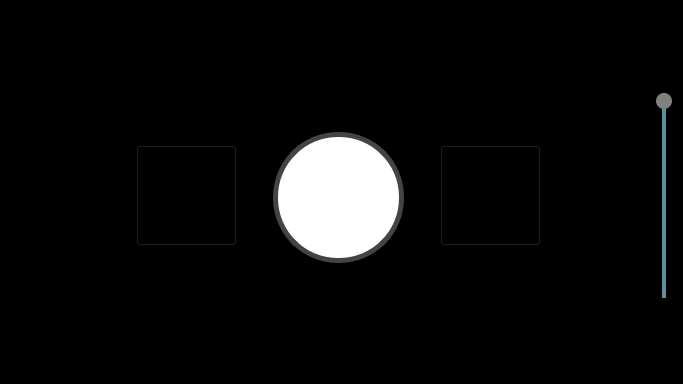
Qt form ViewLayer/SongPlayerUi.ui (UCSolarCarTeam/Epsilon-Onboard-Media-Control) before a commit.
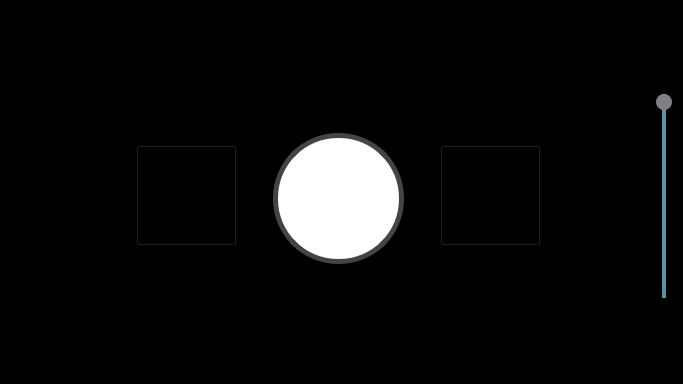
The same form after that commit. Icons and pictures are not drawn.

Commit message: Fixed title lable shiffting

Patch:
```diff
--- a/ViewLayer/SongPlayerUi.ui
+++ b/ViewLayer/SongPlayerUi.ui
@@ -98,6 +98,18 @@
    </item>
    <item row="2" column="6" alignment="Qt::AlignHCenter">
     <widget class="QLabel" name="infoLabel">
+     <property name="sizePolicy">
+      <sizepolicy hsizetype="Fixed" vsizetype="Preferred">
+       <horstretch>0</horstretch>
+       <verstretch>0</verstretch>
+      </sizepolicy>
+     </property>
+     <property name="minimumSize">
+      <size>
+       <width>0</width>
+       <height>26</height>
+      </size>
+     </property>
      <property name="font">
       <font>
        <family>Nimbus Sans L</family>
```
